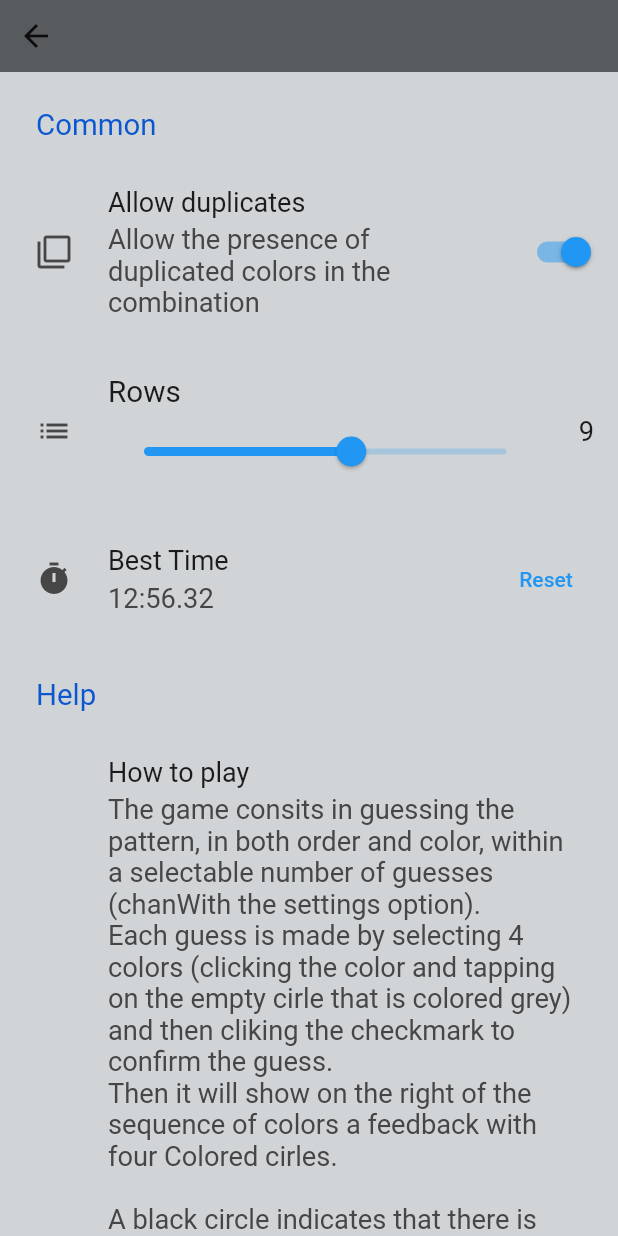
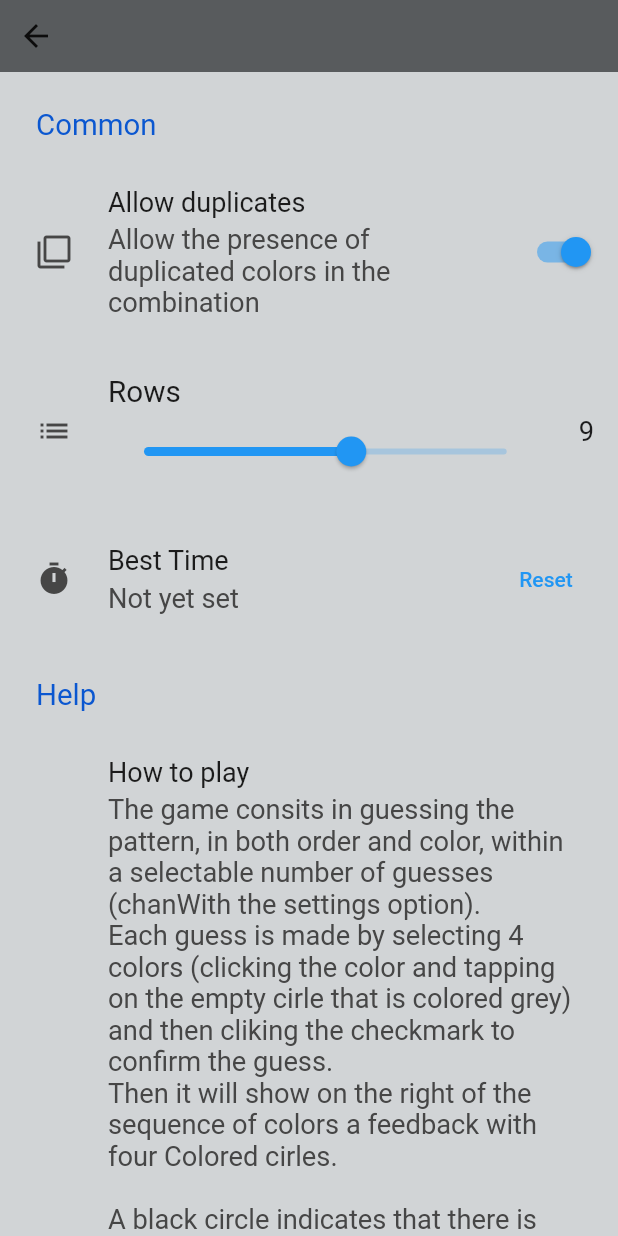
Before and after one commit to azvaska/TIPSIT, a Flutter app: the screen it shows after launch, after a tap on the "settings" icon, on a phone screen of 412 x 824 dp. Run offline on Flutter 3.47's test engine with Material 2 defaults, Android fonts, the phone set to English and light mode, and no system bars; drawn by our look-alikes of settings_ui; our stand-ins replace shared_preferences.

Commit message:
fixed best time reset settings

```diff
--- a/mastermind/mastermind/lib/Controller.dart
+++ b/mastermind/mastermind/lib/Controller.dart
@@ -62,7 +62,6 @@ class Controller {
     for (int i = 0; i < nulls; i++) {
       hintsC.add(Colors.black);
     }
-    hintsC = currenCombination;
     return hintsC;
   }
 }
--- a/mastermind/mastermind/lib/Widget/Settings.dart
+++ b/mastermind/mastermind/lib/Widget/Settings.dart
@@ -36,7 +36,13 @@ class _SettingsState extends State<Settings> {
 
   getBestTime() async {
     prefs = await SharedPreferences.getInstance();
-    settings.bestTime = prefs.getInt('besttime') ?? 0x7fffffffffffffff;
+    settings.bestTime = prefs.getInt('besttime') ?? -1;
+    if (settings.bestTime == -1) {
+      setState(() {
+        currentTimeText = "Not yet set";
+      });
+      return;
+    }
     setState(() {
       currentTimeText = Utils.formatTime(settings.bestTime);
     });
@@ -104,8 +110,7 @@ class _SettingsState extends State<Settings> {
                           trailing: TextButton(
                               onPressed: () => {
                                     Future.delayed(Duration.zero, () async {
-                                      prefs.setInt(
-                                          Utils.bestTimeKey, Utils.maxInt);
+                                      await prefs.remove(Utils.bestTimeKey);
                                       setState(() {
                                         settings.bestTime = Utils.maxInt;
                                         currentTimeText = "Not yet set";
```
